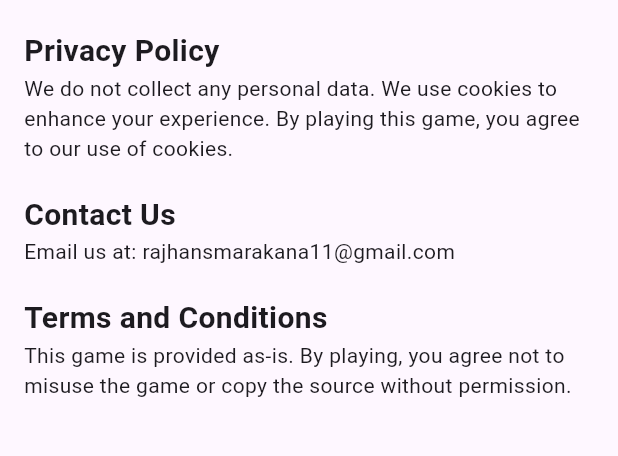
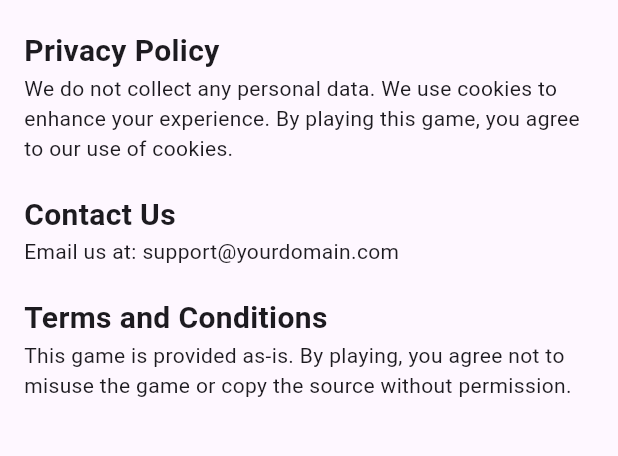
Before and after one commit to rajhanspatel/tic-tac-toe, a Flutter app: the screen it shows after launch, tab 2 chosen, on a phone screen of 412 x 824 dp, the part 341-797 px from its top. Run offline on Flutter 3.47's test engine with Material 3 defaults, Android fonts, the phone set to English and light mode, and no system bars.

Commit message:
Update main.dart

```diff
--- a/lib/main.dart
+++ b/lib/main.dart
@@ -29,11 +29,7 @@ class MainHomeScreen extends StatelessWidget {
       length: 2,
       child: Scaffold(
         appBar: AppBar(
-          title: Row(
-            children: [
-              const Text('Tic Tac Toe Game'),
-            ],
-          ),
+          title: const Text('Tic Tac Toe Game'),
           bottom: const TabBar(
             tabs: [
               Tab(icon: Icon(Icons.gamepad), text: 'Play Game'),
@@ -51,6 +47,7 @@ class MainHomeScreen extends StatelessWidget {
     );
   }
 }
+
 
 class TicTacToeScreen extends StatefulWidget {
   const TicTacToeScreen({super.key});
@@ -197,7 +194,7 @@ class InfoScreen extends StatelessWidget {
           'Contact Us',
           style: TextStyle(fontSize: 20, fontWeight: FontWeight.bold),
         ),
-        Text('Email us at: rajhansmarakana11@gmail.com'),
+        Text('Email us at: support@yourdomain.com'),
         SizedBox(height: 20),
         Text(
           'Terms and Conditions',
```
